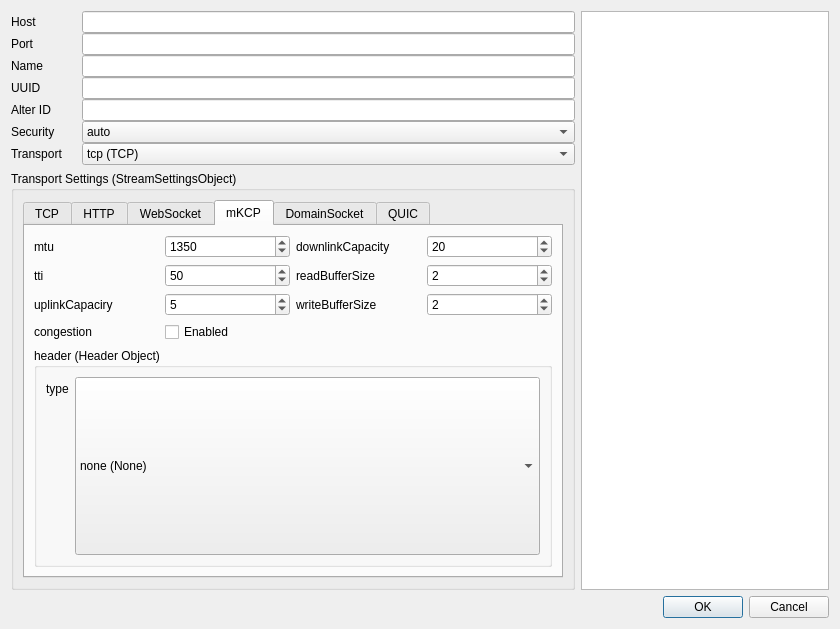
This is src/confedit.ui in darsvador/qvssr as Qt 5 draws it before an edit. The edited form follows.
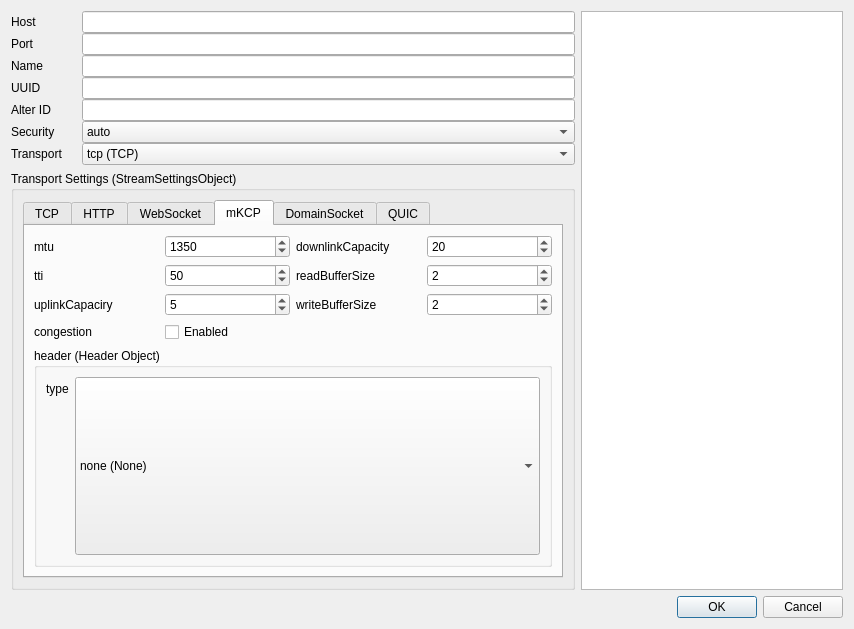
This is the edited form. The open tabs and pages were chosen to show the change.

Commit message: [Added] Added Windows build support(WIP)

```diff
--- a/src/confedit.ui
+++ b/src/confedit.ui
@@ -6,7 +6,7 @@
    <rect>
     <x>0</x>
     <y>0</y>
-    <width>840</width>
+    <width>854</width>
     <height>629</height>
    </rect>
   </property>
```
Left out of the diff: 2 changed lines with no effect on the pictures. The commit also changes 6 other files.
